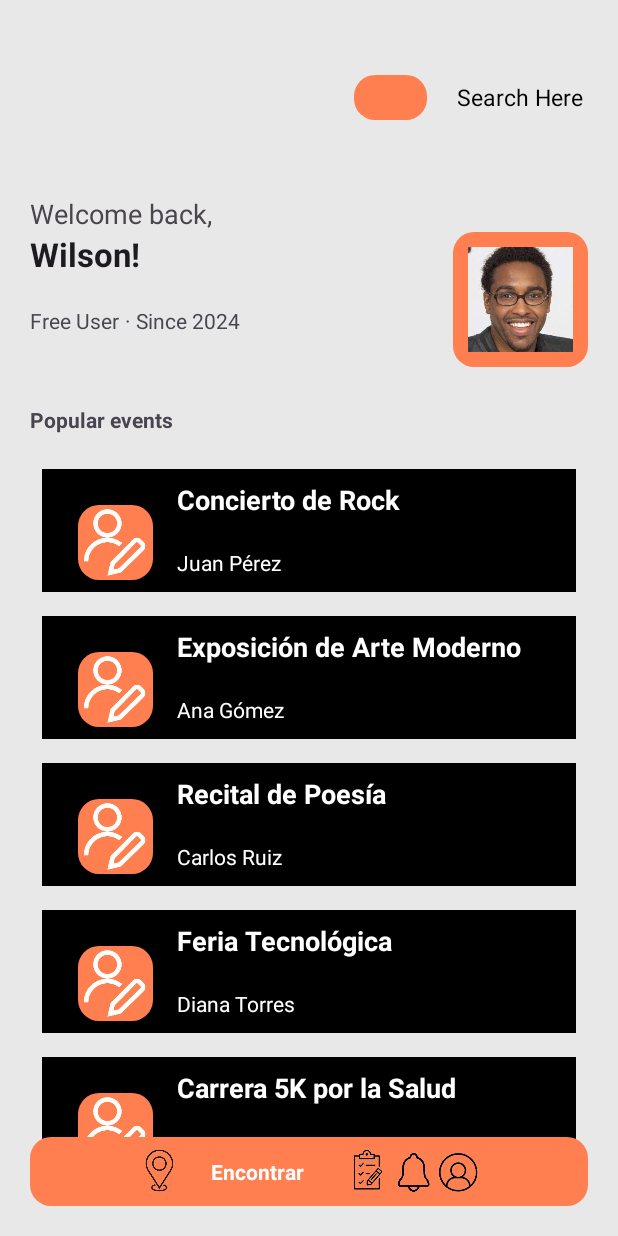
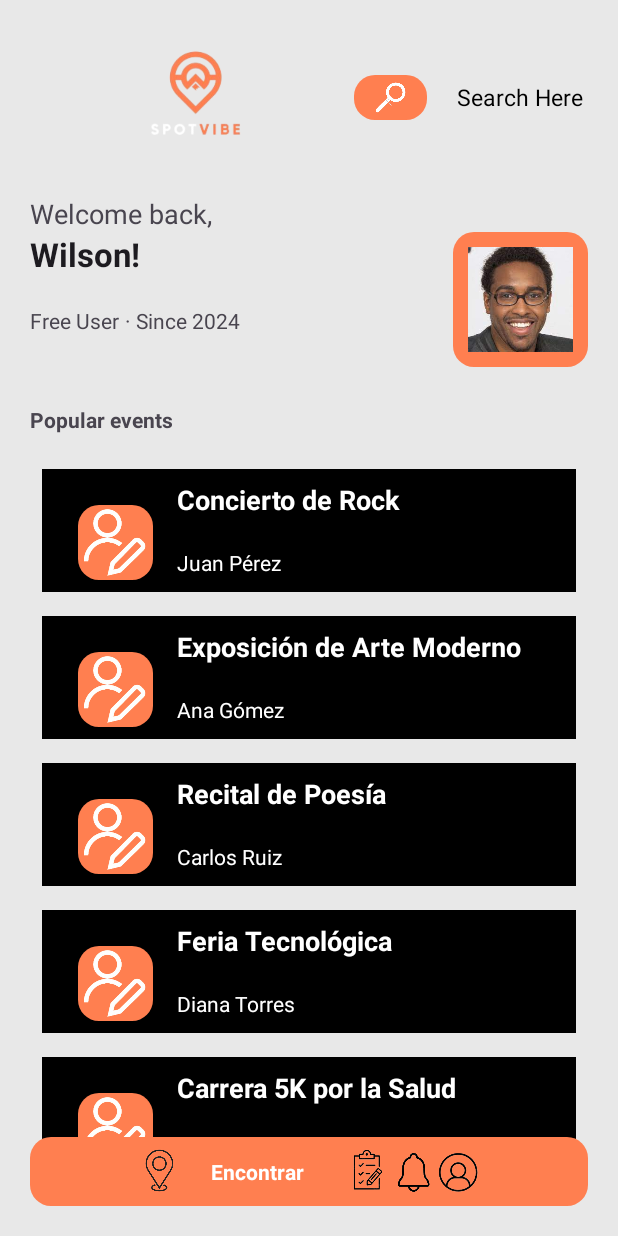
Before and after one commit to Intro-CompuMovil/SpotVibe, an Android app: the Home screen opened directly, with no data from a screen before it, on a phone screen of 412 x 824 dp. Run offline under Robolectric (Android 15) with nearby library versions, the phone set to English and light mode, and no system bars.

Commit message:
Home terminado

```diff
--- a/app/src/main/res/layout/activity_home.xml
+++ b/app/src/main/res/layout/activity_home.xml
@@ -17,7 +17,7 @@
             android:id="@+id/imageView"
             android:layout_width="90dp"
             android:layout_height="90dp"
-            tools:srcCompat="@drawable/logosinfondo"
+            android:src="@drawable/logosinfondo"
             android:layout_weight="1"
             android:layout_gravity="center_vertical"
             />
@@ -25,7 +25,7 @@
             android:id="@+id/imageView2"
             android:layout_width="30dp"
             android:layout_height="30dp"
-            tools:srcCompat="@drawable/ic_search"
+            android:src="@drawable/ic_search"
             android:layout_weight="0.15"
             android:background="@drawable/orangebtnradius"
             android:layout_gravity="center_vertical"
@@ -156,7 +156,8 @@
         android:layout_width="match_parent"
         android:layout_height="wrap_content"
         android:layout_below="@+id/linearl3"
-        android:paddingVertical="10dp"
+        android:paddingTop="10dp"
+        android:paddingBottom="30dp"
         />
 
     <LinearLayout
--- a/app/src/main/res/layout/activity_main.xml
+++ b/app/src/main/res/layout/activity_main.xml
@@ -20,7 +20,7 @@
         android:id="@+id/imageView"
         android:layout_width="wrap_content"
         android:layout_height="wrap_content"
-        tools:srcCompat="@drawable/logosinfondo"
+        android:src="@drawable/logosinfondo"
         android:layout_centerHorizontal="true"
         android:layout_marginTop="100dp"/>
     <LinearLayout
```
